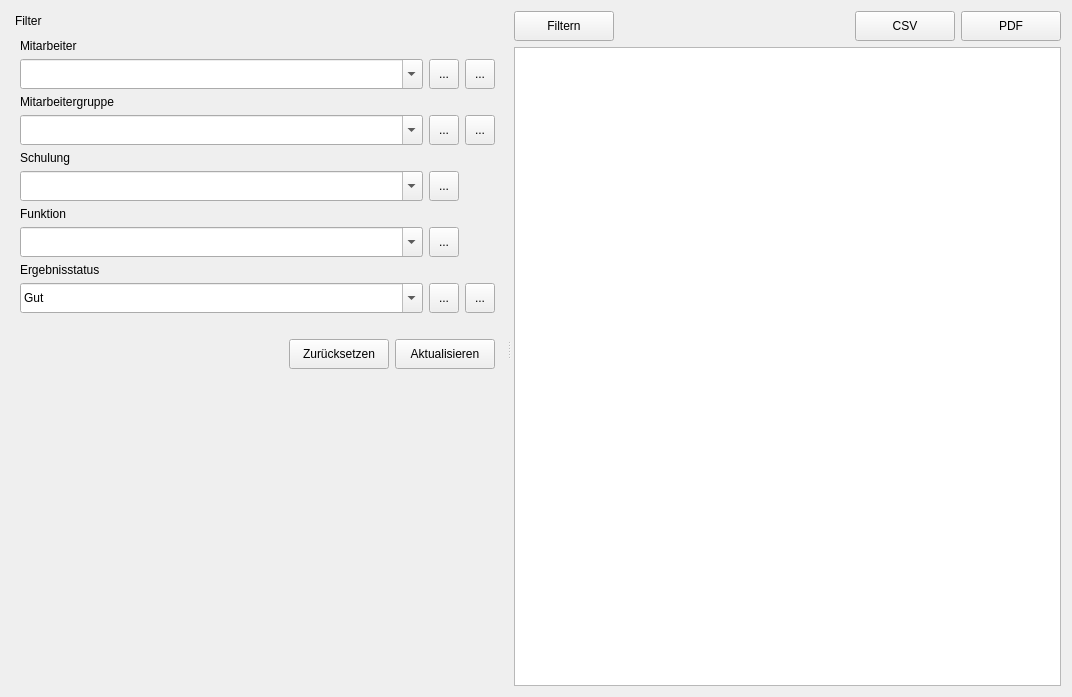
Above: ui/qmqualiresultwidget.ui from Christian-Kr/QualificationMatrix before the change. Below: the same form after it.
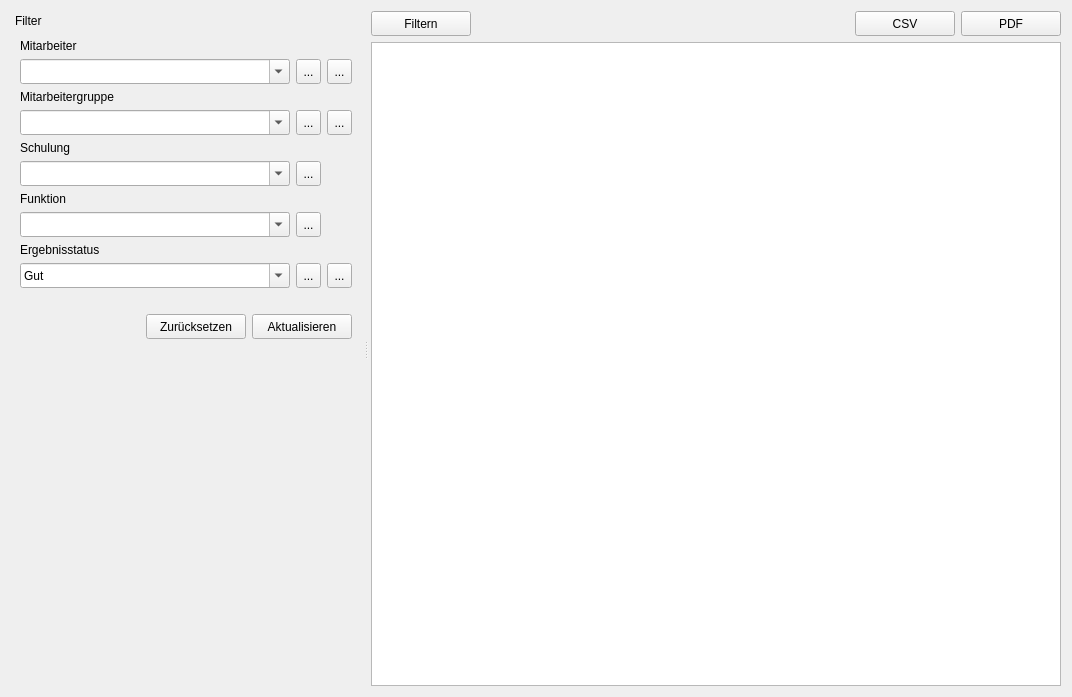
That is the form after the change. Icons and pictures are not drawn.

```diff
--- a/ui/qmqualiresultwidget.ui
+++ b/ui/qmqualiresultwidget.ui
@@ -37,13 +37,13 @@
       </property>
       <property name="minimumSize">
        <size>
-        <width>317</width>
-        <height>572</height>
+        <width>350</width>
+        <height>366</height>
        </size>
       </property>
       <property name="maximumSize">
        <size>
-        <width>524287</width>
+        <width>350</width>
         <height>524287</height>
        </size>
       </property>
@@ -72,7 +72,7 @@
           <property name="minimumSize">
            <size>
             <width>100</width>
-            <height>30</height>
+            <height>25</height>
            </size>
           </property>
           <property name="editable">
@@ -94,8 +94,8 @@
          <widget class="QToolButton" name="tbResetFunc">
           <property name="minimumSize">
            <size>
-            <width>30</width>
-            <height>30</height>
+            <width>25</width>
+            <height>25</height>
            </size>
           </property>
           <property name="toolTip">
@@ -110,8 +110,8 @@
           </property>
           <property name="iconSize">
            <size>
-            <width>24</width>
-            <height>24</height>
+            <width>16</width>
+            <height>16</height>
            </size>
           </property>
          </widget>
@@ -120,8 +120,8 @@
          <widget class="QToolButton" name="tbResetTrain">
           <property name="minimumSize">
            <size>
-            <width>30</width>
-            <height>30</height>
+            <width>25</width>
+            <height>25</height>
            </size>
           </property>
           <property name="toolTip">
@@ -136,8 +136,8 @@
           </property>
           <property name="iconSize">
            <size>
-            <width>24</width>
-            <height>24</height>
+            <width>16</width>
+            <height>16</height>
            </size>
           </property>
          </widget>
@@ -153,7 +153,7 @@
           <property name="minimumSize">
            <size>
             <width>100</width>
-            <height>30</height>
+            <height>25</height>
            </size>
           </property>
           <property name="editable">
@@ -175,7 +175,7 @@
           <property name="minimumSize">
            <size>
             <width>100</width>
-            <height>30</height>
+            <height>25</height>
            </size>
           </property>
           <property name="editable">
@@ -208,8 +208,8 @@
          <widget class="QToolButton" name="tbExtSelEmployeeGroup">
           <property name="minimumSize">
            <size>
-            <width>30</width>
-            <height>30</height>
+            <width>25</width>
+            <height>25</height>
            </size>
           </property>
           <property name="toolTip">
@@ -224,8 +224,8 @@
           </property>
           <property name="iconSize">
            <size>
-            <width>24</width>
-            <height>24</height>
+            <width>16</width>
+            <height>16</height>
            </size>
           </property>
          </widget>
@@ -241,8 +241,8 @@
          <widget class="QToolButton" name="tbExtSelTrainResultState">
           <property name="minimumSize">
            <size>
-            <width>30</width>
-            <height>30</height>
+            <width>25</width>
+            <height>25</height>
            </size>
           </property>
           <property name="toolTip">
@@ -257,8 +257,8 @@
           </property>
           <property name="iconSize">
            <size>
-            <width>24</width>
-            <height>24</height>
+            <width>16</width>
+            <height>16</height>
            </size>
           </property>
          </widget>
@@ -274,7 +274,7 @@
           <property name="minimumSize">
            <size>
             <width>100</width>
-            <height>30</height>
+            <height>25</height>
            </size>
           </property>
           <property name="editable">
@@ -289,8 +289,8 @@
          <widget class="QToolButton" name="tbResetTrainResultState">
           <property name="minimumSize">
            <size>
-            <width>30</width>
-            <height>30</height>
+            <width>25</width>
+            <height>25</height>
            </size>
           </property>
           <property name="toolTip">
@@ -305,8 +305,8 @@
           </property>
           <property name="iconSize">
            <size>
-            <width>24</width>
-            <height>24</height>
+            <width>16</width>
+            <height>16</height>
            </size>
           </property>
          </widget>
@@ -315,8 +315,8 @@
          <widget class="QToolButton" name="tbResetEmployeeGroup">
           <property name="minimumSize">
            <size>
-            <width>30</width>
-            <height>30</height>
+            <width>25</width>
+            <height>25</height>
            </size>
           </property>
           <property name="toolTip">
@@ -331,8 +331,8 @@
           </property>
           <property name="iconSize">
            <size>
-            <width>24</width>
-            <height>24</height>
+            <width>16</width>
+            <height>16</height>
            </size>
           </property>
          </widget>
@@ -355,8 +355,8 @@
          <widget class="QToolButton" name="tbExtSelEmployee">
           <property name="minimumSize">
            <size>
-            <width>30</width>
-            <height>30</height>
+            <width>25</width>
+            <height>25</height>
            </size>
           </property>
           <property name="toolTip">
@@ -371,8 +371,8 @@
           </property>
           <property name="iconSize">
            <size>
-            <width>24</width>
-            <height>24</height>
+            <width>16</width>
+            <height>16</height>
            </size>
           </property>
          </widget>
@@ -388,8 +388,8 @@
          <widget class="QToolButton" name="tbResetEmployee">
           <property name="minimumSize">
            <size>
-            <width>30</width>
-            <height>30</height>
+            <width>25</width>
+            <height>25</height>
            </size>
           </property>
           <property name="toolTip">
@@ -404,8 +404,8 @@
           </property>
           <property name="iconSize">
            <size>
-            <width>24</width>
-            <height>24</height>
+            <width>16</width>
+            <height>16</height>
            </size>
           </property>
          </widget>
@@ -430,7 +430,7 @@
             <property name="minimumSize">
              <size>
               <width>100</width>
-              <height>30</height>
+              <height>25</height>
              </size>
             </property>
             <property name="text">
@@ -453,7 +453,7 @@
             <property name="minimumSize">
              <size>
               <width>100</width>
-              <height>30</height>
+              <height>25</height>
              </size>
             </property>
             <property name="text">
@@ -497,7 +497,7 @@
           <property name="minimumSize">
            <size>
             <width>100</width>
-            <height>30</height>
+            <height>25</height>
            </size>
           </property>
           <property name="editable">
@@ -536,7 +536,7 @@
            <property name="minimumSize">
             <size>
              <width>100</width>
-             <height>30</height>
+             <height>25</height>
             </size>
            </property>
            <property name="text">
@@ -548,8 +548,8 @@
            </property>
            <property name="iconSize">
             <size>
-             <width>24</width>
-             <height>24</height>
+             <width>16</width>
+             <height>16</height>
             </size>
            </property>
           </widget>
@@ -572,7 +572,7 @@
            <property name="minimumSize">
             <size>
              <width>100</width>
-             <height>30</height>
+             <height>25</height>
             </size>
            </property>
            <property name="text">
@@ -584,8 +584,8 @@
            </property>
            <property name="iconSize">
             <size>
-             <width>24</width>
-             <height>24</height>
+             <width>16</width>
+             <height>16</height>
             </size>
            </property>
           </widget>
@@ -595,7 +595,7 @@
            <property name="minimumSize">
             <size>
              <width>100</width>
-             <height>30</height>
+             <height>25</height>
             </size>
            </property>
            <property name="text">
@@ -607,8 +607,8 @@
            </property>
            <property name="iconSize">
             <size>
-             <width>24</width>
-             <height>24</height>
+             <width>16</width>
+             <height>16</height>
             </size>
            </property>
           </widget>
@@ -634,6 +634,12 @@
            <attribute name="horizontalHeaderDefaultSectionSize">
             <number>200</number>
            </attribute>
+           <attribute name="verticalHeaderMinimumSectionSize">
+            <number>25</number>
+           </attribute>
+           <attribute name="verticalHeaderDefaultSectionSize">
+            <number>25</number>
+           </attribute>
           </widget>
          </item>
         </layout>
```
Left out of the diff: 25 changed lines with no effect on the pictures.
